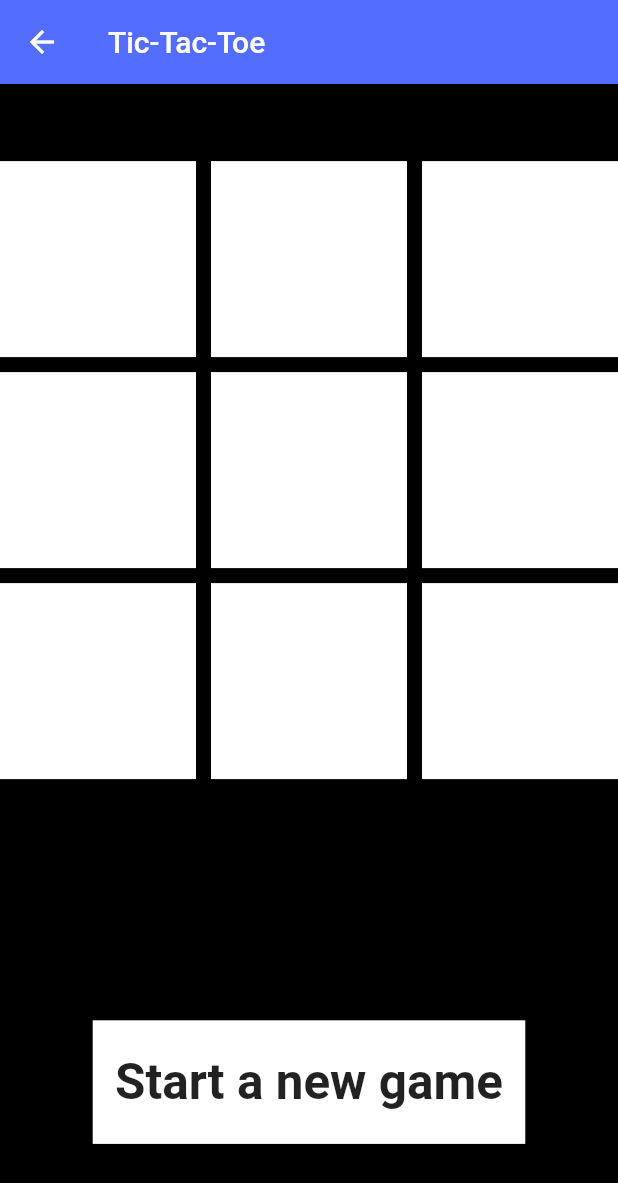
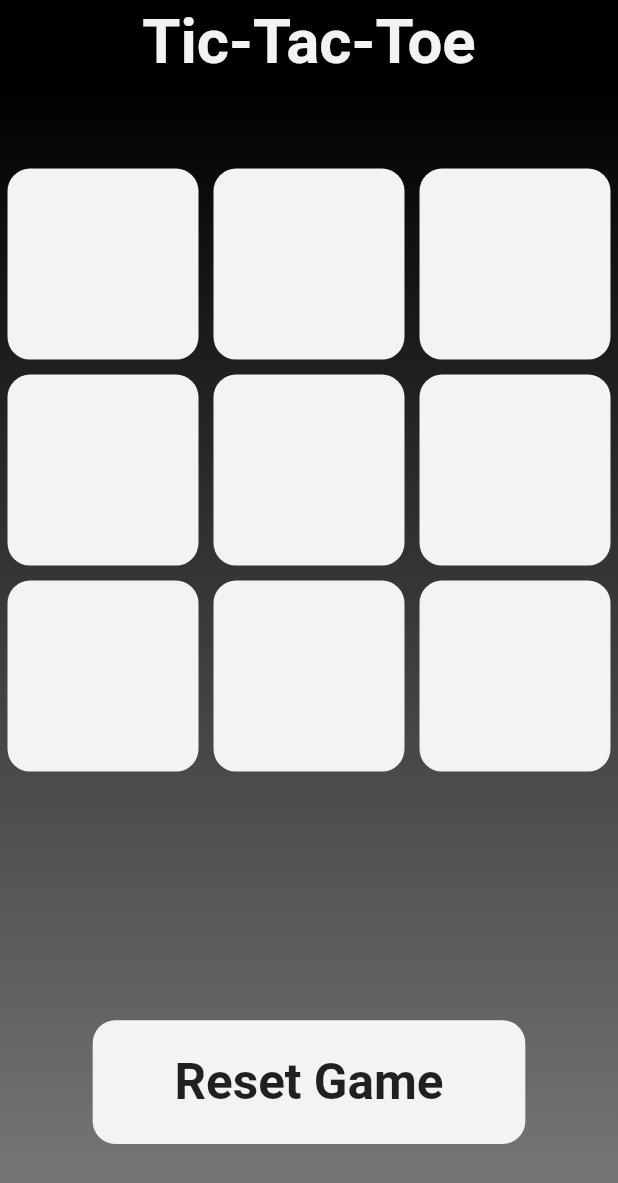
Before and after one commit to sharansriramoju/tictactoe, a Flutter app: the Game screen opened directly, on a phone screen of 412 x 824 dp. Shown: the top 1183 px of the screen. Run offline on Flutter 3.47's test engine with Material 2 defaults, Android fonts, the phone set to English and light mode, and no system bars; our stand-ins replace google_fonts.

Commit message:
completed ui

```diff
--- a/tictactoe/lib/game.dart
+++ b/tictactoe/lib/game.dart
@@ -1,6 +1,5 @@
-import 'dart:math';
-
 import 'package:flutter/material.dart';
+import 'package:google_fonts/google_fonts.dart';
 
 class Game extends StatefulWidget {
   @override
@@ -37,12 +36,12 @@ class _GameState extends State<Game> {
         (o.contains(0) & o.contains(4) & o.contains(8)) |
         (o.contains(2) & o.contains(4) & o.contains(6))) {
       visibility = false;
-      k = "O WON";
+      k = "O Won";
 
       return k;
     } else if (count == 9) {
       visibility = false;
-      k = "DRAW";
+      k = "Draw";
 
       return k;
     } else {
@@ -61,17 +60,41 @@ class _GameState extends State<Game> {
 
     return Scaffold(
       appBar: AppBar(
-        backgroundColor: Colors.indigoAccent,
-        title: Text("Tic-Tac-Toe"),
+        backgroundColor: Colors.black,
+        title: Center(
+          child: Text(
+            "Tic-Tac-Toe",
+            style: GoogleFonts.badScript(
+              textStyle: TextStyle(
+                color: Color(0xffF4F3F3),
+                fontSize: width * 0.1,
+                fontWeight: FontWeight.bold,
+              ),
+            ),
+          ),
+        ),
       ),
       body: Container(
-        color: Colors.black,
+        decoration: BoxDecoration(
+          gradient: LinearGradient(
+            colors: [
+              const Color(0xFFf4f9f9),
+              const Color(0xFF000000),
+            ],
+            begin: const FractionalOffset(2.0, 2.0),
+            end: const FractionalOffset(2.0, 0.0),
+            stops: [0.0, 1.0],
+            tileMode: TileMode.clamp,
+          ),
+        ),
         child: Center(
           child: Column(
             mainAxisAlignment: MainAxisAlignment.spaceEvenly,
             children: [
               Visibility(
                 visible: visibility,
+                child: Padding(
+                  padding: const EdgeInsets.all(5.0),
                   child: Center(
                     child: GridView.builder(
                       shrinkWrap: true,
@@ -87,7 +110,6 @@ class _GameState extends State<Game> {
                           onTap: () {
                             setState(
                               () {
-                              print(index);
                                 if (x.contains(index) | o.contains(index)) {
                                 } else {
                                   count++;
@@ -101,18 +123,19 @@ class _GameState extends State<Game> {
                                     _tap = true;
                                   }
                                 }
-                              print(x);
-                              print(o);
                               },
                             );
                           },
                           child: Container(
-                          color: Colors.white,
-                          child: Center(
+                            decoration: BoxDecoration(
+                                color: Color(0xffF4F3F3),
+                                borderRadius: BorderRadius.circular(15)),
                             child: Text(
                               _values[index],
-                              style: TextStyle(
-                                  fontSize: height * 0.15,
+                              textAlign: TextAlign.center,
+                              style: GoogleFonts.badScript(
+                                textStyle: TextStyle(
+                                    fontSize: height * 0.1,
                                     fontWeight: FontWeight.bold),
                               ),
                             ),
@@ -122,14 +145,22 @@ class _GameState extends State<Game> {
                     ),
                   ),
                 ),
+              ),
               Container(
+                decoration: BoxDecoration(
+                  color: visibility ? Colors.transparent : Color(0xffF4F3F3),
+                  borderRadius: BorderRadius.circular(15),
+                ),
+                width: width * 0.3,
                 child: Center(
                   child: Text(
                     result(),
-                    style: TextStyle(
+                    style: GoogleFonts.badScript(
+                      textStyle: TextStyle(
                         fontSize: height * 0.05,
-                      color: Colors.white,
+                        color: Colors.black,
                         fontWeight: FontWeight.bold,
+                      ),
                     ),
                   ),
                 ),
@@ -149,15 +180,20 @@ class _GameState extends State<Game> {
                 child: Padding(
                   padding: EdgeInsets.all(10),
                   child: Container(
-                    color: Colors.white,
+                    decoration: BoxDecoration(
+                        color: Color(0xffF4F3F3),
+                        borderRadius: BorderRadius.circular(15)),
                     height: height * 0.1,
                     width: width * 0.7,
                     child: Center(
                       child: Text(
-                        "Start a new game",
-                        style: TextStyle(
+                        "Reset Game",
+                        style: GoogleFonts.badScript(
+                          textStyle: TextStyle(
                             fontSize: height * 0.04,
-                            fontWeight: FontWeight.bold),
+                            fontWeight: FontWeight.bold,
+                          ),
+                        ),
                       ),
                     ),
                   ),
```
Also changed, not shown: tictactoe/lib/main.dart (+1 -41 lines). Lines whose indentation alone changed are shown as unchanged.
